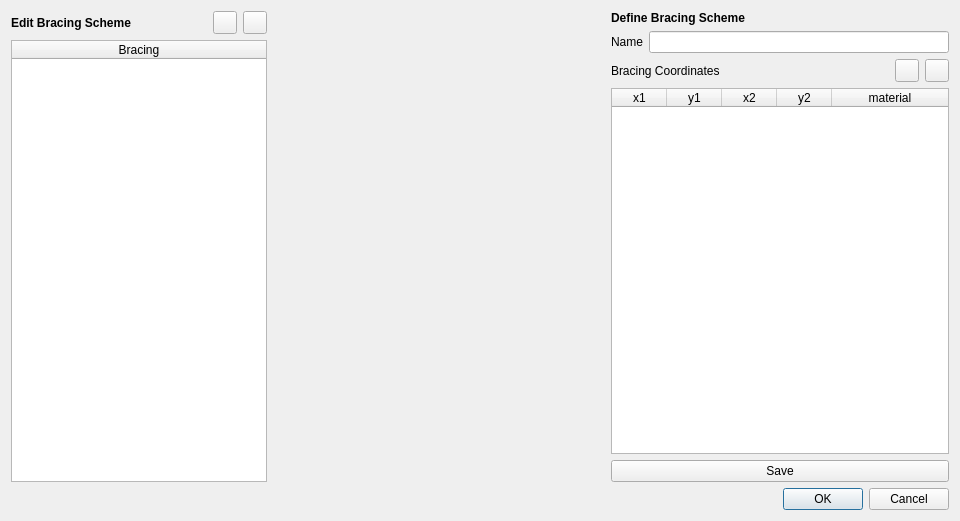
Qt form UI/autobuilder_bracingscheme_v1.ui (UofT-Seismic-Design-Team/Autobuilder-3.0) before a commit.
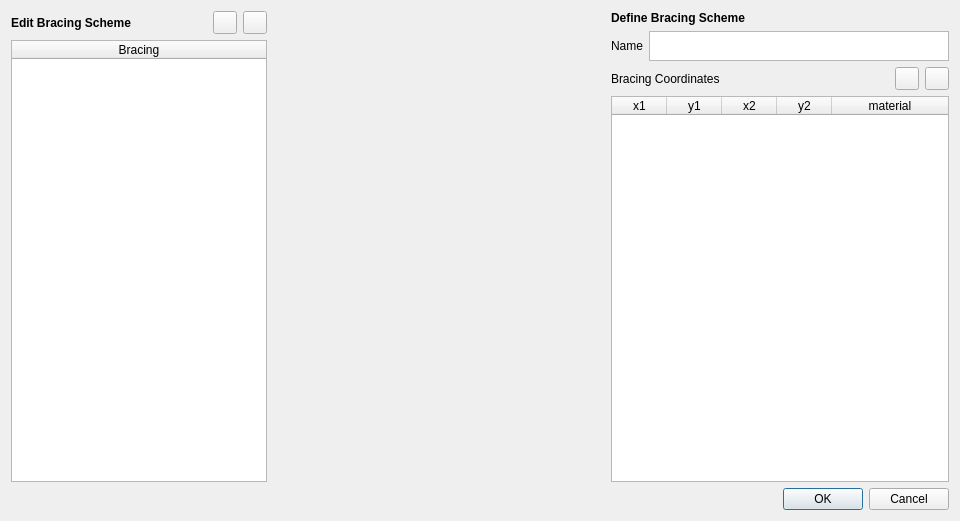
The same form after that commit. Custom widgets are drawn as their Qt base class.

```diff
--- a/UI/autobuilder_bracingscheme_v1.ui
+++ b/UI/autobuilder_bracingscheme_v1.ui
@@ -85,7 +85,7 @@
         </widget>
        </item>
        <item>
-        <layout class="QVBoxLayout" name="verticalLayout_3" stretch="0,0,0,0,0">
+        <layout class="QVBoxLayout" name="verticalLayout_3" stretch="0,0,0,0">
          <property name="spacing">
           <number>6</number>
          </property>
@@ -118,7 +118,32 @@
             </widget>
            </item>
            <item>
-            <widget class="QLineEdit" name="bracingNameEdit"/>
+            <widget class="QTextEdit" name="bracingNameEdit">
+             <property name="minimumSize">
+              <size>
+               <width>0</width>
+               <height>0</height>
+              </size>
+             </property>
+             <property name="maximumSize">
+              <size>
+               <width>16777211</width>
+               <height>30</height>
+              </size>
+             </property>
+             <property name="sizeAdjustPolicy">
+              <enum>QAbstractScrollArea::AdjustIgnored</enum>
+             </property>
+             <property name="lineWrapMode">
+              <enum>QTextEdit::WidgetWidth</enum>
+             </property>
+             <property name="readOnly">
+              <bool>true</bool>
+             </property>
+             <property name="tabStopWidth">
+              <number>80</number>
+             </property>
+            </widget>
            </item>
           </layout>
          </item>
@@ -239,13 +264,6 @@
            </column>
           </widget>
          </item>
-         <item>
-          <widget class="QPushButton" name="updateBracingButton">
-           <property name="text">
-            <string>Save</string>
-           </property>
-          </widget>
-         </item>
         </layout>
        </item>
       </layout>
```
